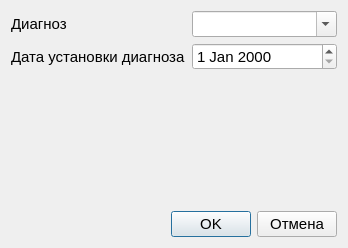
This is dialog_diagnos_patient.ui in PanchukDima/patientbd-code as Qt 5 draws it before an edit. The edited form follows.
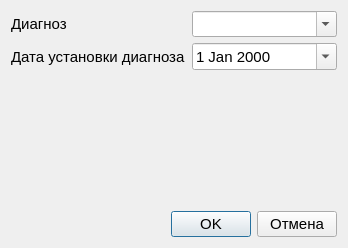
This is the edited form.

Patch:
```diff
--- a/dialog_diagnos_patient.ui
+++ b/dialog_diagnos_patient.ui
@@ -43,7 +43,11 @@
       </widget>
      </item>
      <item row="1" column="1">
-      <widget class="QDateEdit" name="dateEdit_date_fixing_diagnos"/>
+      <widget class="QDateEdit" name="dateEdit_date_fixing_diagnos">
+       <property name="calendarPopup">
+        <bool>true</bool>
+       </property>
+      </widget>
      </item>
     </layout>
    </item>
```
